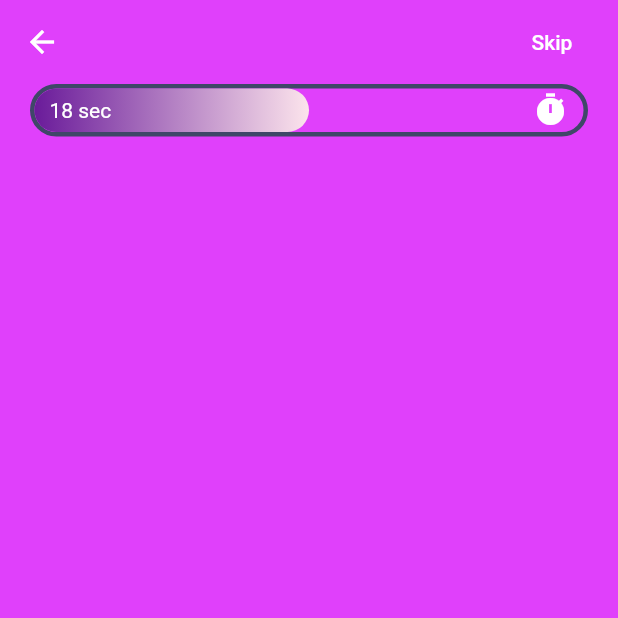
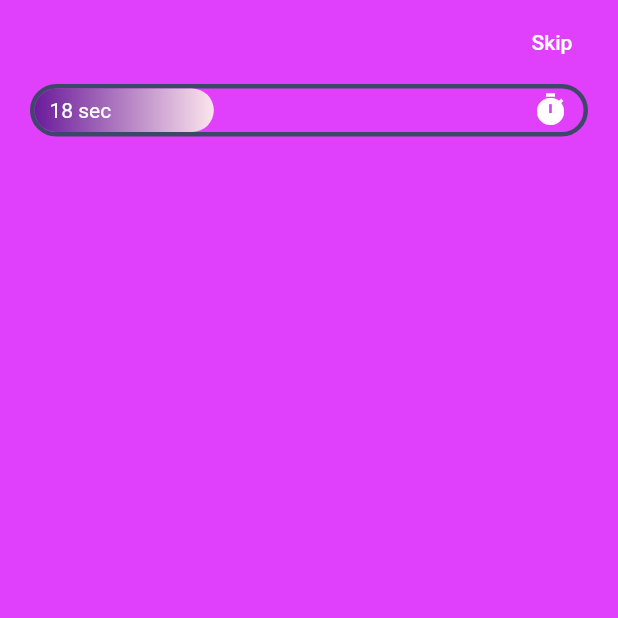
Before and after one commit to mrcodefrost/A7_Elementalists, a Flutter app: the QuizScreen screen opened directly, on a phone screen of 412 x 824 dp, the top half of it. Run offline on Flutter 3.47's test engine with Material 2 defaults, Android fonts, the phone set to English and light mode, and no system bars; our stand-ins replace get.

Commit message:
time bar complete

```diff
--- a/lib/controllers/questions_ctrl.dart
+++ b/lib/controllers/questions_ctrl.dart
@@ -0,0 +1,25 @@
+import 'package:flutter/animation.dart';
+import 'package:flutter/material.dart';
+import 'package:get/get.dart';
+
+class QuestionControl extends GetxController with SingleGetTickerProviderMixin {
+  //time bar animation
+
+  AnimationController _animationController;
+  Animation _animation;
+
+  Animation get animation => this._animation;
+
+  @override
+  void onInit() {
+    _animationController =
+        AnimationController(duration: Duration(seconds: 30), vsync: this);
+    _animation = Tween<double>(begin: 0, end: 1).animate(_animationController)
+      ..addListener(() {
+        update();
+      });
+
+    _animationController.forward();
+    super.onInit();
+  }
+}
--- a/lib/main.dart
+++ b/lib/main.dart
@@ -1,5 +1,5 @@
 import 'package:flutter/material.dart';
-import 'package:womania/screens/welcome.dart';
+import 'package:womania/screens/quiz.dart';
 
 void main() {
   runApp(MyApp());
@@ -12,7 +12,7 @@
       title: 'Womania',
       debugShowCheckedModeBanner: false,
       theme: ThemeData.dark(),
-      home: WelcomeScreen(),
+      home: QuizScreen(),
     );
   }
 }
--- a/lib/screens/parts/time_bar.dart
+++ b/lib/screens/parts/time_bar.dart
@@ -1,5 +1,7 @@
 import 'package:flutter/material.dart';
+import 'package:get/get_state_manager/get_state_manager.dart';
 import 'package:womania/const.dart';
+import 'package:womania/controllers/questions_ctrl.dart';
 
 class TimeBar extends StatelessWidget {
   const TimeBar({
@@ -15,11 +17,14 @@
         border: Border.all(color: Color(0xFF3F4768), width: 3),
         borderRadius: BorderRadius.circular(50),
       ),
-      child: Stack(
+      child: GetBuilder<QuestionControl>(
+          init: QuestionControl(),
+          builder: (controller) {
+            return Stack(
               children: [
                 LayoutBuilder(
                   builder: (context, constraints) => Container(
-              width: constraints.maxWidth * 0.5,
+                    width: constraints.maxWidth * controller.animation.value,
                     decoration: BoxDecoration(
                       gradient: kPrimaryGradient,
                       borderRadius: BorderRadius.circular(50),
@@ -28,8 +33,8 @@
                 ),
                 Positioned.fill(
                   child: Padding(
-              padding:
-                  const EdgeInsets.symmetric(horizontal: kDefaultPadding / 2),
+                    padding: const EdgeInsets.symmetric(
+                        horizontal: kDefaultPadding / 2),
                     child: Row(
                       mainAxisAlignment: MainAxisAlignment.spaceBetween,
                       children: [
@@ -40,7 +45,8 @@
                   ),
                 )
               ],
-      ),
+            );
+          }),
     );
   }
 }
```
Lines whose indentation alone changed are shown as unchanged.
